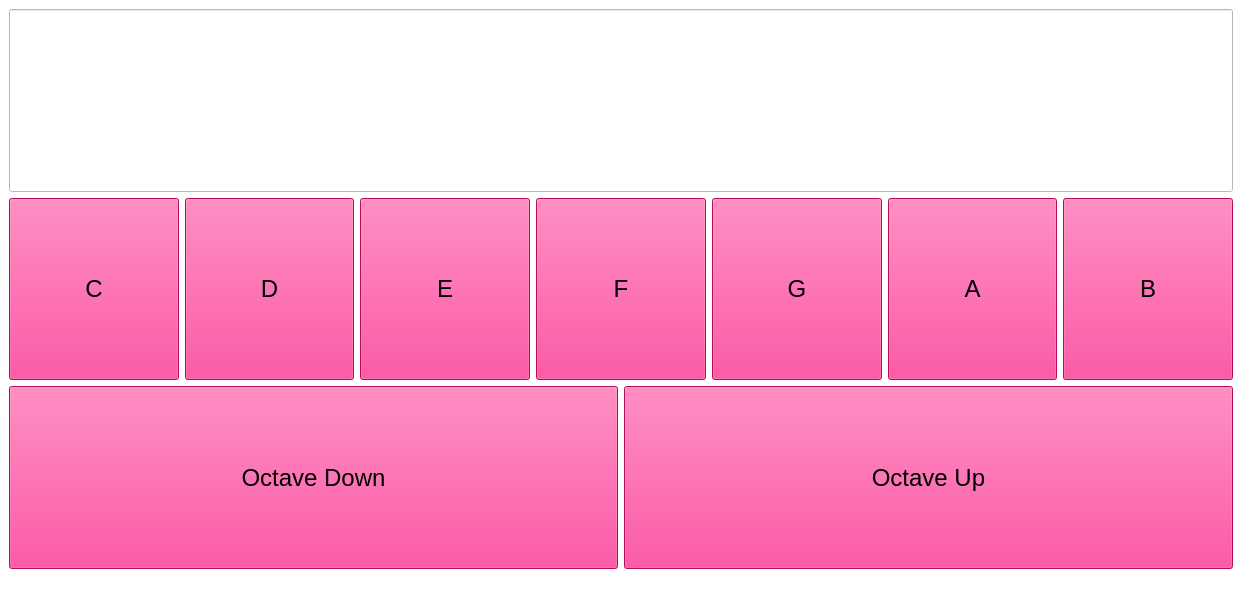
The window that UI/Notes.ui (Shredder1603/MuseEase) describes before a commit, drawn with Qt 5.
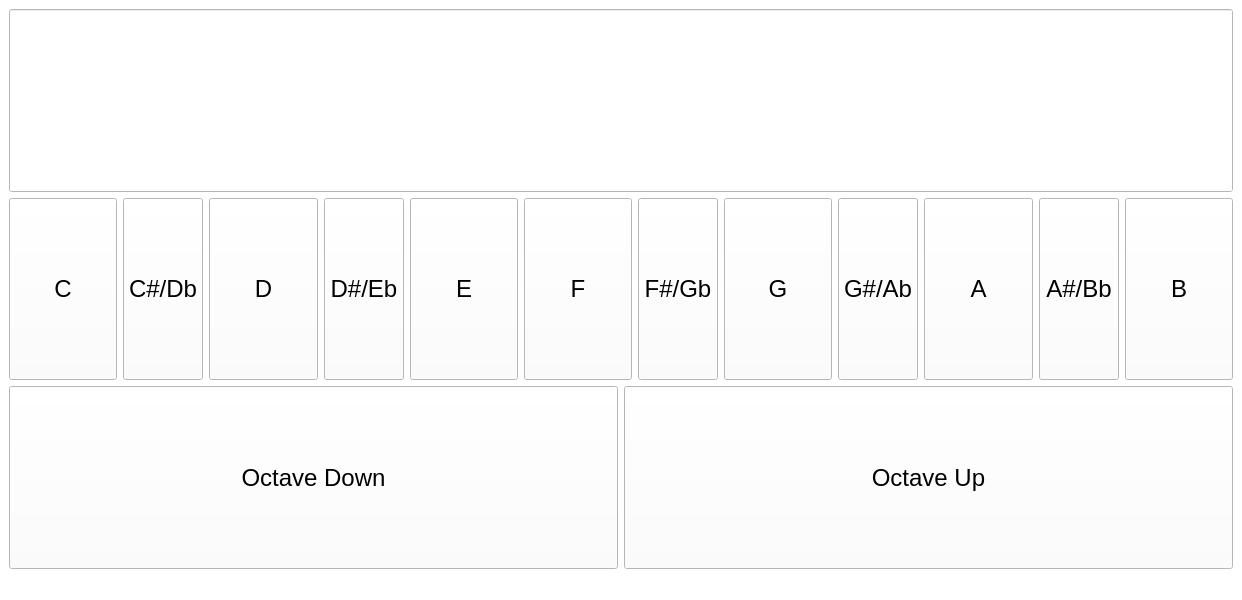
The same window after the commit.

```diff
--- a/UI/Notes.ui
+++ b/UI/Notes.ui
@@ -22,7 +22,7 @@
 QPushButton
 {
 font: 18pt;
-background-color: rgb(255, 15, 127);
+background-color: rgb(255, 255, 255);
 }
 
 QPushButton:pressed 
@@ -57,7 +57,7 @@
        <widget class="QPushButton" name="ckey">
         <property name="sizePolicy">
          <sizepolicy hsizetype="Expanding" vsizetype="Expanding">
-          <horstretch>0</horstretch>
+          <horstretch>2</horstretch>
           <verstretch>0</verstretch>
          </sizepolicy>
         </property>
@@ -66,11 +66,24 @@
         </property>
        </widget>
       </item>
+      <item>
+       <widget class="QPushButton" name="c#key">
+        <property name="sizePolicy">
+         <sizepolicy hsizetype="Expanding" vsizetype="Expanding">
+          <horstretch>1</horstretch>
+          <verstretch>0</verstretch>
+         </sizepolicy>
+        </property>
+        <property name="text">
+         <string>C#/Db</string>
+        </property>
+       </widget>
+      </item>
       <item>
        <widget class="QPushButton" name="dkey">
         <property name="sizePolicy">
          <sizepolicy hsizetype="Expanding" vsizetype="Expanding">
-          <horstretch>0</horstretch>
+          <horstretch>2</horstretch>
           <verstretch>0</verstretch>
          </sizepolicy>
         </property>
@@ -79,11 +92,24 @@
         </property>
        </widget>
       </item>
+      <item>
+       <widget class="QPushButton" name="d#key">
+        <property name="sizePolicy">
+         <sizepolicy hsizetype="Expanding" vsizetype="Expanding">
+          <horstretch>1</horstretch>
+          <verstretch>0</verstretch>
+         </sizepolicy>
+        </property>
+        <property name="text">
+         <string>D#/Eb</string>
+        </property>
+       </widget>
+      </item>
       <item>
        <widget class="QPushButton" name="ekey">
         <property name="sizePolicy">
          <sizepolicy hsizetype="Expanding" vsizetype="Expanding">
-          <horstretch>0</horstretch>
+          <horstretch>2</horstretch>
           <verstretch>0</verstretch>
          </sizepolicy>
         </property>
@@ -96,7 +122,7 @@
        <widget class="QPushButton" name="fkey">
         <property name="sizePolicy">
          <sizepolicy hsizetype="Expanding" vsizetype="Expanding">
-          <horstretch>0</horstretch>
+          <horstretch>2</horstretch>
           <verstretch>0</verstretch>
          </sizepolicy>
         </property>
@@ -105,11 +131,24 @@
         </property>
        </widget>
       </item>
+      <item>
+       <widget class="QPushButton" name="f#key">
+        <property name="sizePolicy">
+         <sizepolicy hsizetype="Expanding" vsizetype="Expanding">
+          <horstretch>1</horstretch>
+          <verstretch>0</verstretch>
+         </sizepolicy>
+        </property>
+        <property name="text">
+         <string>F#/Gb</string>
+        </property>
+       </widget>
+      </item>
       <item>
        <widget class="QPushButton" name="gkey">
         <property name="sizePolicy">
          <sizepolicy hsizetype="Expanding" vsizetype="Expanding">
-          <horstretch>0</horstretch>
+          <horstretch>2</horstretch>
           <verstretch>0</verstretch>
          </sizepolicy>
         </property>
@@ -118,11 +157,24 @@
         </property>
        </widget>
       </item>
+      <item>
+       <widget class="QPushButton" name="g#key">
+        <property name="sizePolicy">
+         <sizepolicy hsizetype="Expanding" vsizetype="Expanding">
+          <horstretch>1</horstretch>
+          <verstretch>0</verstretch>
+         </sizepolicy>
+        </property>
+        <property name="text">
+         <string>G#/Ab</string>
+        </property>
+       </widget>
+      </item>
       <item>
        <widget class="QPushButton" name="akey">
         <property name="sizePolicy">
          <sizepolicy hsizetype="Expanding" vsizetype="Expanding">
-          <horstretch>0</horstretch>
+          <horstretch>2</horstretch>
           <verstretch>0</verstretch>
          </sizepolicy>
         </property>
@@ -131,11 +183,24 @@
         </property>
        </widget>
       </item>
+      <item>
+       <widget class="QPushButton" name="a#key">
+        <property name="sizePolicy">
+         <sizepolicy hsizetype="Expanding" vsizetype="Expanding">
+          <horstretch>1</horstretch>
+          <verstretch>0</verstretch>
+         </sizepolicy>
+        </property>
+        <property name="text">
+         <string>A#/Bb</string>
+        </property>
+       </widget>
+      </item>
       <item>
        <widget class="QPushButton" name="bkey">
         <property name="sizePolicy">
          <sizepolicy hsizetype="Expanding" vsizetype="Expanding">
-          <horstretch>0</horstretch>
+          <horstretch>2</horstretch>
           <verstretch>0</verstretch>
          </sizepolicy>
         </property>
```
Left out of the diff: 4 changed lines with no effect on the pictures.
